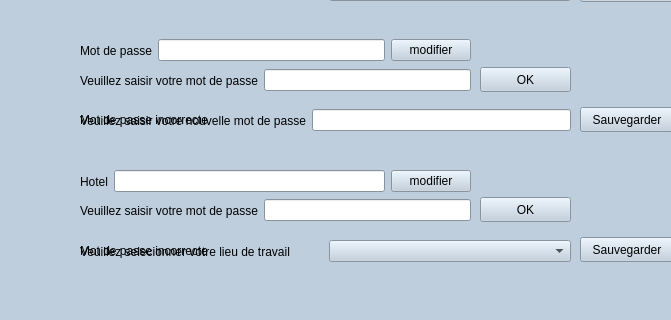
Old version of the form parametrecourant.ui in the repository Highwest/Chaine_Hotel; both pictures show x 290 to 961 and y 173 to 493 of the 1130 by 493 pixel window.
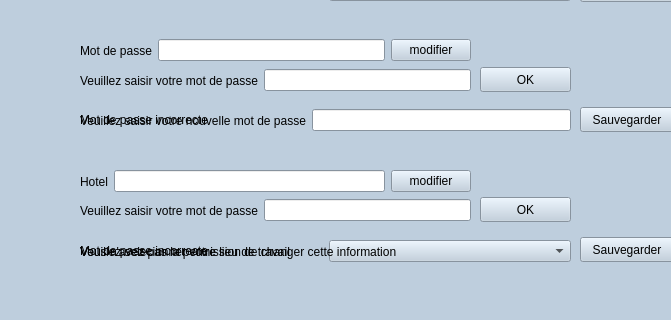
New version of the form. Icons and pictures are not drawn.

The edit to the form file:
```diff
--- a/parametrecourant.ui
+++ b/parametrecourant.ui
@@ -911,6 +911,19 @@
      <string/>
     </property>
    </widget>
+   <widget class="QLabel" name="label_11">
+    <property name="geometry">
+     <rect>
+      <x>370</x>
+      <y>416</y>
+      <width>511</width>
+      <height>17</height>
+     </rect>
+    </property>
+    <property name="text">
+     <string>Vous n'avez pas la permission de changer cette information</string>
+    </property>
+   </widget>
    <zorder>rturnbtn</zorder>
    <zorder>pushButton</zorder>
    <zorder>label</zorder>
@@ -934,6 +947,7 @@
    <zorder>layoutWidget</zorder>
    <zorder>savebtn1</zorder>
    <zorder>label_10</zorder>
+   <zorder>label_11</zorder>
   </widget>
  </widget>
  <resources>
```
